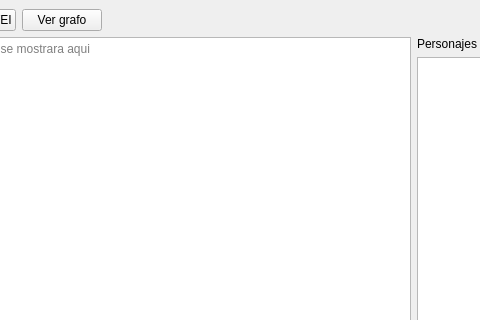
This is NLPFront/mainwindow.ui in carlosDaniel10/NLPLiterature as Qt 5 draws it before an edit; both pictures show x 118 to 598 and y 0 to 320 of the 800 by 600 pixel window. The edited form follows.
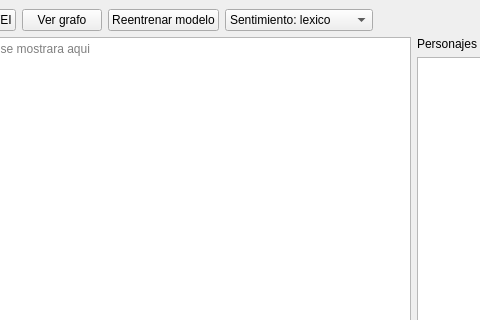
This is the edited form.

Commit message: nuevo modelo fasttext con opciones de reentrenado

Diff of the .ui file:
```diff
--- a/NLPFront/mainwindow.ui
+++ b/NLPFront/mainwindow.ui
@@ -31,6 +31,34 @@
         </property>
        </widget>
       </item>
+      <item>
+       <widget class="QPushButton" name="botonReentrenarModelo">
+        <property name="text">
+         <string>Reentrenar modelo</string>
+        </property>
+       </widget>
+      </item>
+      <item>
+       <widget class="QComboBox" name="comboAnalizador">
+        <item>
+         <property name="text">
+          <string>Sentimiento: lexico</string>
+         </property>
+        </item>
+        <item>
+         <property name="text">
+          <string>Sentimiento: FastText</string>
+         </property>
+        </item>
+       </widget>
+      </item>
+      <item>
+       <widget class="QLabel" name="etiquetaEstadoModelo">
+        <property name="text">
+         <string/>
+        </property>
+       </widget>
+      </item>
       <item>
        <spacer name="espaciadorBotones">
         <property name="orientation">
```
The commit also changes 44 other files.
